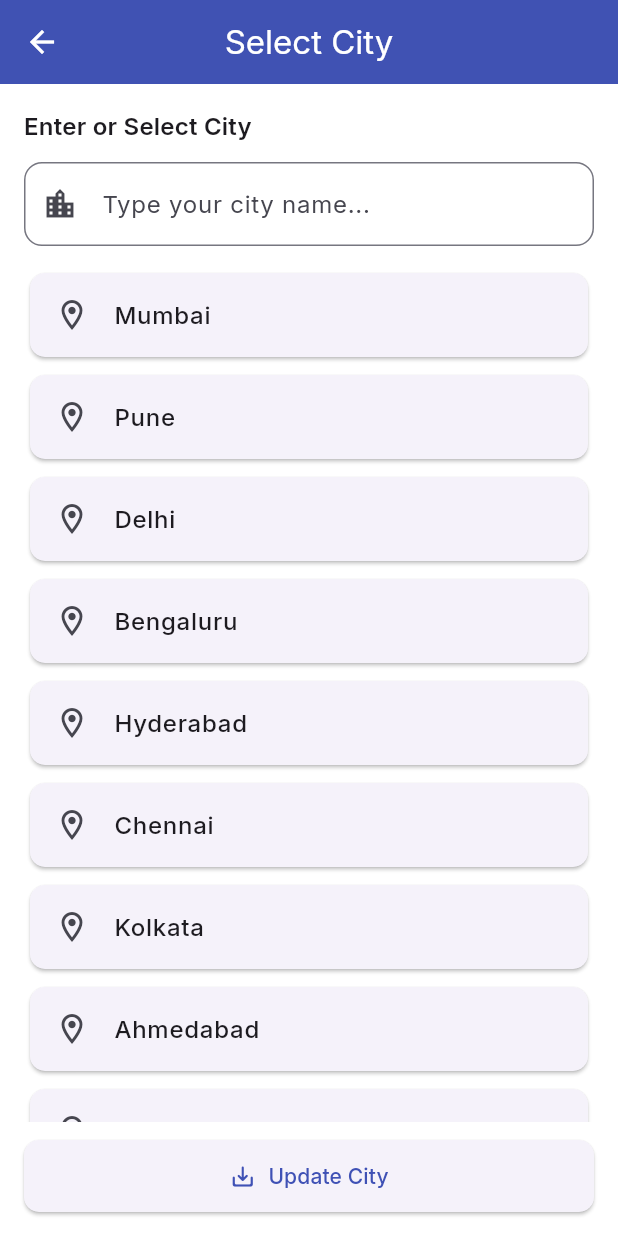
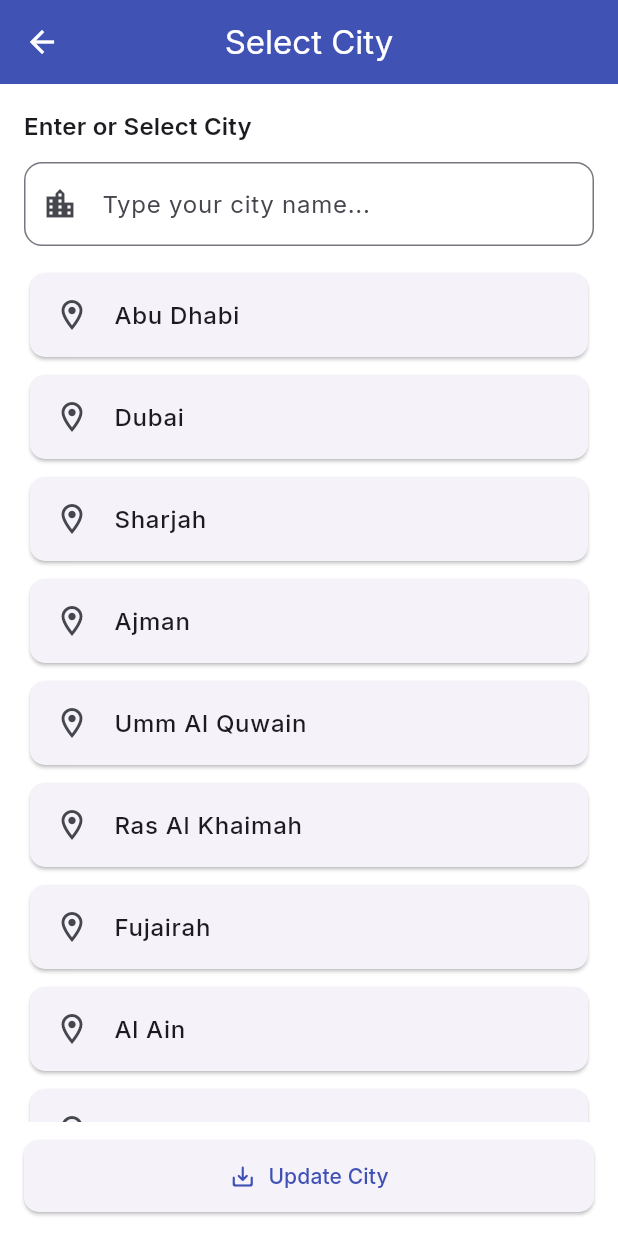
Before and after one commit to Rohit420bhainwal/book_my_event_app, a Flutter app: the SelectCustomerCityScreen screen opened by its route, on a phone screen of 412 x 824 dp. Run offline on Flutter 3.47's test engine with Material 3 defaults, Android fonts, the phone set to English and light mode, and no system bars; our stand-ins replace cached_network_image, cloud_firestore, dio, firebase_auth, firebase_core, firebase_database and 13 more; missing offline and left inert: flutter_facebook_auth, flutter_stripe; accounts and stored records are empty.

Commit message:
update uae city

```diff
--- a/lib/app/controller/provider_onboarding_controller.dart
+++ b/lib/app/controller/provider_onboarding_controller.dart
@@ -23,6 +23,44 @@ class ProviderOnboardingController extends GetxController {
   final emailController = TextEditingController();
   final addressController = TextEditingController();
   final cityController = TextEditingController();
+
+  var selectedCity = "".obs;
+  /// 🔹 UAE CITY LIST
+  final List<String> uaeCities = [
+    "Abu Dhabi",
+    "Dubai",
+    "Sharjah",
+    "Ajman",
+    "Umm Al Quwain",
+    "Ras Al Khaimah",
+    "Fujairah",
+    "Al Ain",
+    "Madinat Zayed",
+    "Ruwais",
+    "Liwa",
+    "Ghayathi",
+    "Mirfa",
+    "Sila",
+    "Khalifa City",
+    "Masdar City",
+    "Khor Fakkan",
+    "Kalba",
+    "Dhaid",
+    "Dibba Al-Hisn",
+    "Al Madam",
+    "Mleiha",
+    "Dibba Al-Fujairah",
+    "Masafi",
+    "Qidfa",
+    "Hatta",
+    "Jebel Ali",
+    "Al Jazirah Al Hamra",
+    "Khatt",
+    "Al Rams",
+    "Sha'am",
+    "Umm Al Quwain City",
+    "Falaj Al Mualla"
+  ];
 
   // Government ID
   var idType = "".obs;
@@ -202,7 +240,9 @@ class ProviderOnboardingController extends GetxController {
             phoneController.text.trim().isEmpty ||
             emailController.text.trim().isEmpty ||
             addressController.text.trim().isEmpty ||
-            cityController.text.trim().isEmpty) {
+            selectedCity.value.trim().isEmpty
+            /*cityController.text.trim().isEmpty*/) {
+          print("selectedCity: ${selectedCity.value.trim()}");
           Get.snackbar("Error", "Please fill all basic info fields");
           return false;
         }
@@ -394,7 +434,8 @@ class ProviderOnboardingController extends GetxController {
         "phone": phoneController.text.trim(),
         "email": emailController.text.trim(),
         "address": addressController.text.trim(),
-        "city": cityController.text.trim(),
+       // "city": cityController.text.trim(),
+        "city": selectedCity.value.trim(),
         "images": imageFiles,
         "status": "pending",
         "idType": idType.value ?? "",
--- a/lib/app/controller/select_customer_city_controller.dart
+++ b/lib/app/controller/select_customer_city_controller.dart
@@ -14,24 +14,50 @@ class SelectCustomerCityController extends GetxController {
   final box = GetStorage();
 
   final List<String> allCities = [
-    'Mumbai',
-    'Pune',
-    'Delhi',
-    'Bengaluru',
-    'Hyderabad',
-    'Chennai',
-    'Kolkata',
-    'Ahmedabad',
-    'Surat',
-    'Jaipur',
-    'Nagpur',
-    'Indore',
-    'Bhopal',
-    'Nashik',
-    'Lucknow',
-    'Chandigarh',
-    'Goa',
+    "Abu Dhabi",
+    "Dubai",
+    "Sharjah",
+    "Ajman",
+    "Umm Al Quwain",
+    "Ras Al Khaimah",
+    "Fujairah",
+
+    "Al Ain",
+    "Madinat Zayed",
+    "Ruwais",
+    "Liwa",
+    "Ghayathi",
+    "Mirfa",
+    "Sila",
+    "Al Wathba",
+    "Bani Yas",
+    "Khalifa City",
+    "Masdar City",
+
+    "Khor Fakkan",
+    "Kalba",
+    "Dhaid",
+    "Dibba Al-Hisn",
+    "Al Madam",
+    "Mleiha",
+
+    "Dibba Al-Fujairah",
+    "Masafi",
+    "Qidfa",
+    "Al Bithnah",
+
+    "Hatta",
+    "Jebel Ali",
+
+    "Al Jazirah Al Hamra",
+    "Khatt",
+    "Al Rams",
+    "Sha'am",
+
+    "Umm Al Quwain City",
+    "Falaj Al Mualla"
   ];
+
 
   var filteredCities = <String>[].obs;
   var isLoading = false.obs;
```
Also changed, not shown: lib/app/views/provider_onboarding_screen.dart (+33 -1 lines).
